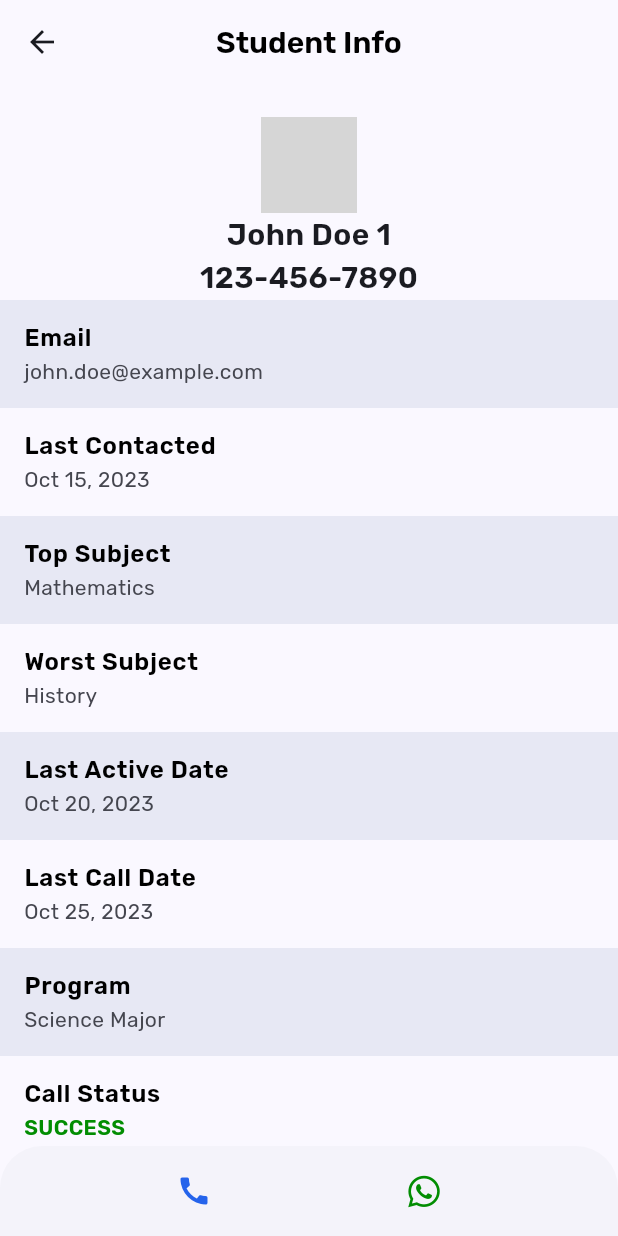
After one commit to adellahlouh/morshed_mock_app, a Flutter app: the ReportScreen screen opened directly, after a tap on "Name :", on a phone screen of 412 x 824 dp. The commit adds this screen. Run offline on Flutter 3.47's test engine with Material 2 defaults, Android fonts, the phone set to English and light mode, and no system bars; our stand-ins replace font_awesome_flutter; missing offline and left inert: animated_button_bar, bouncing_button; network calls fail; grey boxes are pictures that could not be loaded.

Commit message:
Many Enhancement

```diff
--- a/lib/colors.dart
+++ b/lib/colors.dart
@@ -5,7 +5,7 @@ class AppColors {
   static const kPrimaryColorButtonsInActive = Color(0xFFE2E8F0);
   static const kPrimaryColorTextInActive = Color(0xFF94A3B8);
   static const kPrimarySecondColor = Color(0xffbb9923);
-  static const kSecondaryBlueColor = Color(0xFF3B82F6);
+  static const kSecondaryBlueColor = Color(0xFFE7E8F4);
   static const kPositive = Color(0xFF028D02);
   static const kNegative = Color(0xFFD0021B);
 
--- a/lib/screens/report_screen.dart
+++ b/lib/screens/report_screen.dart
@@ -1,8 +1,8 @@
-import 'package:bouncing_button/bouncing_button.dart';
 import 'package:flutter/material.dart';
 import 'package:animated_button_bar/animated_button_bar.dart';
 import 'package:intl/intl.dart';
 import 'package:morshed_mock_app/colors.dart';
+import 'package:morshed_mock_app/screens/student_screen.dart';
 import 'package:morshed_mock_app/std_model.dart';
 
 import '../constants.dart';
@@ -89,7 +89,17 @@ class StudentCardWidget extends StatelessWidget {
 
   @override
   Widget build(BuildContext context) {
-    return Padding(
+    return GestureDetector(
+      onTap: () {
+        Navigator.of(context).push(
+          MaterialPageRoute(
+            builder: (context) {
+              return StudentInfoScreen(stdModel: model);
+            },
+          ),
+        );
+      },
+      child: Padding(
         padding: const EdgeInsets.all(8.0),
         child: Card(
           shape: RoundedRectangleBorder(
@@ -191,6 +201,7 @@ class StudentCardWidget extends StatelessWidget {
             ),
           ),
         ),
+      ),
     );
   }
 }
--- /dev/null
+++ b/lib/screens/student_screen.dart
@@ -0,0 +1,202 @@
+import 'package:flutter/material.dart';
+import 'package:font_awesome_flutter/font_awesome_flutter.dart';
+import 'package:intl/intl.dart';
+import 'package:morshed_mock_app/colors.dart';
+import 'package:morshed_mock_app/std_model.dart';
+
+class StudentInfoScreen extends StatelessWidget {
+  final StdModel stdModel;
+  const StudentInfoScreen({super.key, required this.stdModel});
+
+  @override
+  Widget build(BuildContext context) {
+    return Scaffold(
+      bottomSheet: SizedBox(
+        height: 60,
+        child: Row(
+          mainAxisAlignment: MainAxisAlignment.spaceEvenly,
+          children: [
+            IconButton(
+              onPressed: () {},
+              icon: const Icon(
+                Icons.call,
+                color: AppColors.kPrimaryColor,
+              ),
+            ),
+            IconButton(
+              onPressed: () {},
+              icon: const Icon(
+                FontAwesomeIcons.whatsapp,
+                color: AppColors.kPositive,
+              ),
+            ),
+          ],
+        ),
+      ),
+      body: CustomScrollView(
+        slivers: [
+          SliverAppBar(
+            snap: true,
+            floating: true,
+            title: const Text(
+              'Student Info',
+              style: TextStyle(
+                fontSize: 20,
+                fontWeight: FontWeight.w600,
+                color: Colors.black,
+              ),
+            ),
+            centerTitle: true,
+            expandedHeight: 200,
+            bottom: PreferredSize(
+              preferredSize: const Size.fromHeight(80),
+              child: Column(
+                children: [
+                  const CircleAvatar(
+                    radius: 32,
+                    backgroundImage: NetworkImage(
+                      'assets/images/anonymous_person.png',
+                    ),
+                  ),
+                  Text(
+                    stdModel.fullName,
+                    style: const TextStyle(
+                      fontSize: 20,
+                      fontWeight: FontWeight.w600,
+                    ),
+                  ),
+                  Text(
+                    stdModel.phoneNumber,
+                    style: const TextStyle(
+                      fontSize: 20,
+                      fontWeight: FontWeight.w600,
+                    ),
+                  ),
+                ],
+              ),
+            ),
+          ),
+          SliverList(
+            delegate: SliverChildListDelegate(
+              [
+                Container(
+                  decoration: const BoxDecoration(
+                    color: AppColors.kSecondaryBlueColor,
+                  ),
+                  child: ListTile(
+                    title: const Text(
+                      'Email',
+                      style: TextStyle(
+                        color: Colors.black,
+                        fontWeight: FontWeight.w600,
+                      ),
+                    ),
+                    subtitle: Text(stdModel.email),
+                  ),
+                ),
+                ListTile(
+                  title: const Text(
+                    'Last Contacted',
+                    style: TextStyle(
+                      color: Colors.black,
+                      fontWeight: FontWeight.w600,
+                    ),
+                  ),
+                  subtitle: Text(
+                    DateFormat.yMMMd().format(stdModel.lastContacted),
+                  ),
+                ),
+                Container(
+                  decoration: const BoxDecoration(
+                    color: AppColors.kSecondaryBlueColor,
+                  ),
+                  child: ListTile(
+                    title: const Text(
+                      'Top Subject',
+                      style: TextStyle(
+                        color: Colors.black,
+                        fontWeight: FontWeight.w600,
+                      ),
+                    ),
+                    subtitle: Text(stdModel.topSubject),
+                  ),
+                ),
+                ListTile(
+                  title: const Text(
+                    'Worst Subject',
+                    style: TextStyle(
+                      color: Colors.black,
+                      fontWeight: FontWeight.w600,
+                    ),
+                  ),
+                  subtitle: Text(stdModel.worstSubject),
+                ),
+                Container(
+                  decoration: const BoxDecoration(
+                    color: AppColors.kSecondaryBlueColor,
+                  ),
+                  child: ListTile(
+                    title: const Text(
+                      'Last Active Date',
+                      style: TextStyle(
+                        color: Colors.black,
+                        fontWeight: FontWeight.w600,
+                      ),
+                    ),
+                    subtitle: Text(
+                      DateFormat.yMMMd().format(stdModel.lastActiveDate),
+                    ),
+                  ),
+                ),
+                ListTile(
+                  title: const Text(
+                    'Last Call Date',
+                    style: TextStyle(
+                      color: Colors.black,
+                      fontWeight: FontWeight.w600,
+                    ),
+                  ),
+                  subtitle: Text(
+                    DateFormat.yMMMd().format(stdModel.lastDateCalled),
+                  ),
+                ),
+                Container(
+                  decoration: const BoxDecoration(
+                    color: AppColors.kSecondaryBlueColor,
+                  ),
+                  child: ListTile(
+                    title: const Text(
+                      'Program',
+                      style: TextStyle(
+                        color: Colors.black,
+                        fontWeight: FontWeight.w600,
+                      ),
+                    ),
+                    subtitle: Text(stdModel.programName),
+                  ),
+                ),
+                ListTile(
+                  title: const Text(
+                    'Call Status',
+                    style: TextStyle(
+                      color: Colors.black,
+                      fontWeight: FontWeight.w600,
+                    ),
+                  ),
+                  subtitle: Text(
+                    stdModel.callStatus.name.toUpperCase(),
+                    style: TextStyle(
+                      color: stdModel.callStatus.color,
+                      fontWeight: FontWeight.w600,
+                    ),
+                  ),
+                ),
+                const SizedBox(height: 60.0),
+              ],
+            ),
+          ),
+        ],
+      ),
+    );
+  }
+}
--- a/pubspec.yaml
+++ b/pubspec.yaml
@@ -37,9 +37,8 @@ dependencies:
   # Use with the CupertinoIcons class for iOS style icons.
   cupertino_icons: ^1.0.2
   animated_button_bar: ^1.0.0
-  bloc: ^8.1.2
-  flutter_bloc: ^8.1.3
   bouncing_button: ^0.0.1+2
+  font_awesome_flutter: ^10.6.0
 
 dev_dependencies:
   flutter_test:
```
Also changed, not shown: lib/cubits/report_cubit.dart (deleted, +0 -72 lines), lib/cubits/report_state.dart (deleted, +0 -59 lines), assets/images/anonymous_person.png (added), pubspec.lock. Lines whose indentation alone changed are shown as unchanged.
